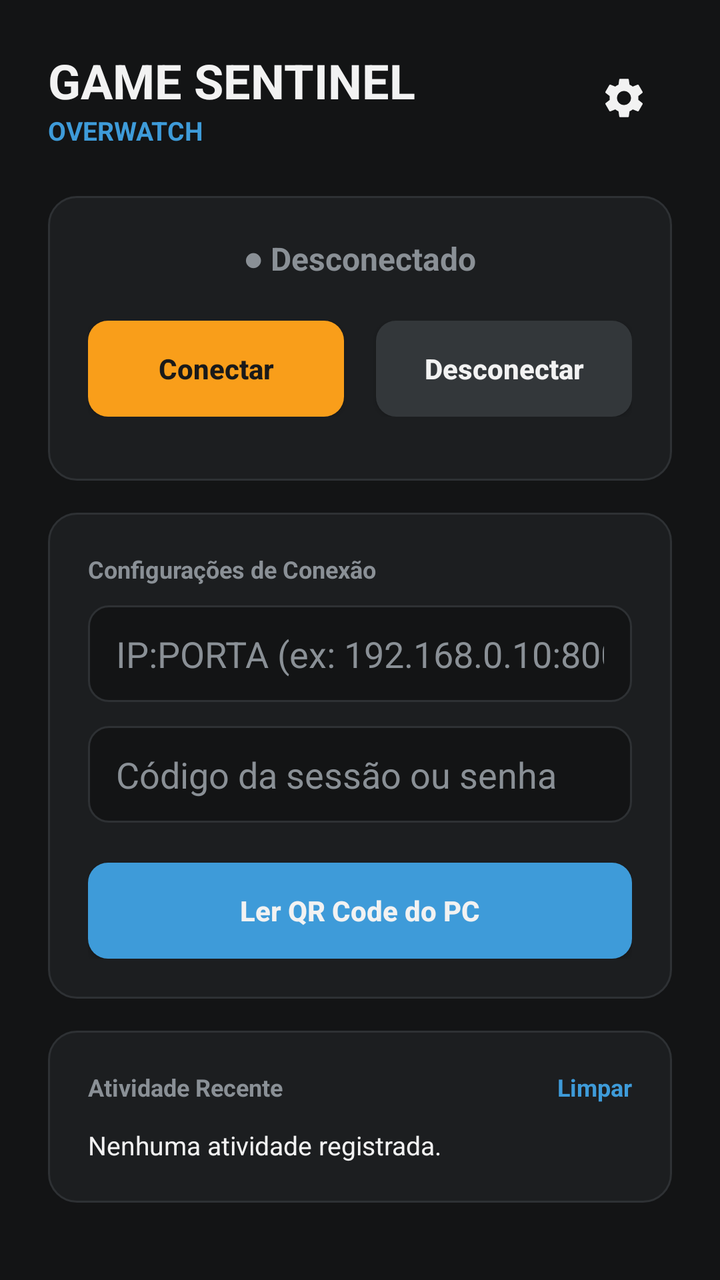
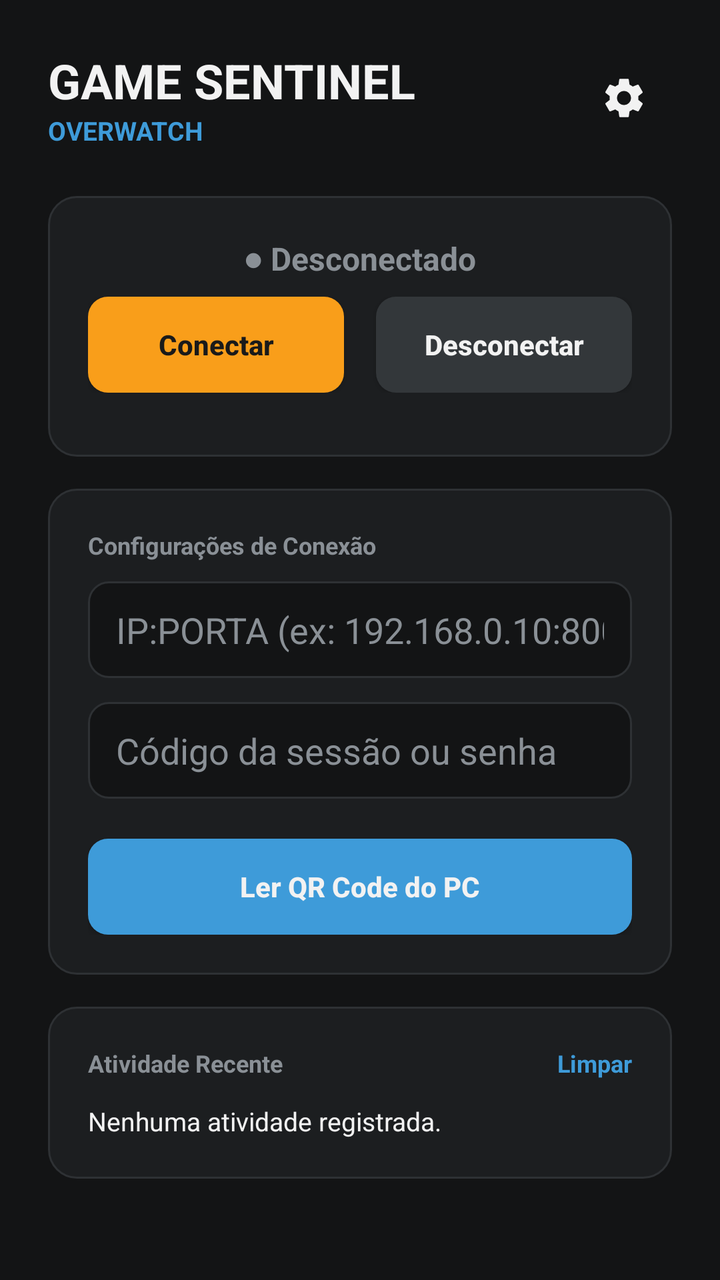

The first picture is an Android layout as it rendered before a commit; the second is the same layout after the commit. The layout source and the unified diff follow.
<!-- AndroidManifest.xml: application theme Theme.GameSentinel -->
<!-- res/layout/activity_main.xml -->
<?xml version="1.0" encoding="utf-8"?>
<ScrollView xmlns:android="http://schemas.android.com/apk/res/android"
    xmlns:app="http://schemas.android.com/apk/res-auto"
    android:layout_width="match_parent"
    android:layout_height="match_parent"
    android:background="@color/bg_app"
    android:fillViewport="true">

    <LinearLayout
        android:layout_width="match_parent"
        android:layout_height="wrap_content"
        android:orientation="vertical"
        android:padding="24dp">

        
        <RelativeLayout
            android:layout_width="match_parent"
            android:layout_height="wrap_content"
            android:layout_marginBottom="24dp">

            <LinearLayout
                android:layout_width="wrap_content"
                android:layout_height="wrap_content"
                android:orientation="vertical">

                <TextView
                    android:layout_width="wrap_content"
                    android:layout_height="wrap_content"
                    android:text="GAME SENTINEL"
                    android:textColor="@color/text_primary"
                    android:textSize="24sp"
                    android:textStyle="bold" />

                <TextView
                    android:layout_width="wrap_content"
                    android:layout_height="wrap_content"
                    android:text="OVERWATCH"
                    android:textColor="@color/blue"
                    android:textSize="13sp"
                    android:textStyle="bold" />
            </LinearLayout>

            <ImageButton
                android:id="@+id/btn_settings"
                android:layout_width="48dp"
                android:layout_height="48dp"
                android:layout_alignParentEnd="true"
                android:layout_centerVertical="true"
                android:background="?attr/selectableItemBackgroundBorderless"
                android:contentDescription="@string/settings_title"
                android:src="@drawable/ic_settings" />

        </RelativeLayout>

        <TextView
            android:id="@+id/txt_battery_warning"
            android:layout_width="match_parent"
            android:layout_height="wrap_content"
            android:layout_marginBottom="16dp"
            android:background="@drawable/bg_card"
            android:padding="12dp"
            android:text="@string/main_battery_warning"
            android:textColor="@color/yellow_alert"
            android:textSize="12sp"
            android:textStyle="bold"
            android:visibility="gone" />

        
        <LinearLayout
            android:layout_width="match_parent"
            android:layout_height="wrap_content"
            android:layout_marginBottom="16dp"
            android:background="@drawable/bg_card"
            android:gravity="center_horizontal"
            android:orientation="vertical"
            android:padding="20dp">

            <TextView
                android:id="@+id/label_status"
                android:layout_width="wrap_content"
                android:layout_height="wrap_content"
                android:layout_marginBottom="20dp"
                android:text="@string/status_desconectado"
                android:textColor="@color/text_muted"
                android:textSize="16sp"
                android:textStyle="bold" />

            
            <LinearLayout
                android:layout_width="match_parent"
                android:layout_height="wrap_content"
                android:orientation="horizontal"
                android:layout_marginBottom="12dp">

                <Button
                    android:id="@+id/btn_conectar"
                    android:layout_width="0dp"
                    android:layout_height="wrap_content"
                    android:layout_weight="1"
                    android:layout_marginEnd="8dp"
                    android:background="@drawable/btn_primary_bg"
                    app:backgroundTint="@null"
                    android:insetTop="0dp"
                    android:insetBottom="0dp"
                    android:text="@string/btn_conectar"
                    android:textAllCaps="false"
                    android:textColor="@color/orange_text_on"
                    android:textStyle="bold" />

                <Button
                    android:id="@+id/btn_desconectar"
                    android:layout_width="0dp"
                    android:layout_height="wrap_content"
                    android:layout_weight="1"
                    android:layout_marginStart="8dp"
                    android:background="@drawable/btn_neutral_bg"
                    app:backgroundTint="@null"
                    android:insetTop="0dp"
                    android:insetBottom="0dp"
                    android:text="@string/btn_desconectar"
                    android:textAllCaps="false"
                    android:textColor="@color/text_primary"
                    android:textStyle="bold" />
            </LinearLayout>

        </LinearLayout>

        
        <LinearLayout
            android:layout_width="match_parent"
            android:layout_height="wrap_content"
            android:layout_marginBottom="16dp"
            android:background="@drawable/bg_card"
            android:orientation="vertical"
            android:padding="20dp">

            <TextView
                android:layout_width="wrap_content"
                android:layout_height="wrap_content"
                android:layout_marginBottom="10dp"
                android:text="@string/config_conexao"
                android:textColor="@color/text_muted"
                android:textSize="12sp"
                android:textStyle="bold" />

            <EditText
                android:id="@+id/edit_ip"
                android:layout_width="match_parent"
                android:layout_height="wrap_content"
                android:background="@drawable/bg_input"
                android:hint="IP:PORTA (ex: 192.168.0.10:8000)"
                android:inputType="text"
                android:textColor="@color/text_primary"
                android:textColorHint="@color/text_muted" />

            <EditText
                android:id="@+id/edit_senha"
                android:layout_width="match_parent"
                android:layout_height="wrap_content"
                android:layout_marginTop="12dp"
                android:background="@drawable/bg_input"
                android:hint="Código da sessão ou senha"
                android:inputType="textPassword"
                android:textColor="@color/text_primary"
                android:textColorHint="@color/text_muted" />

            <Button
                android:id="@+id/btn_scan_qr"
                android:layout_width="match_parent"
                android:layout_height="wrap_content"
                android:layout_marginTop="20dp"
                android:background="@drawable/btn_secondary_bg"
                app:backgroundTint="@null"
                android:insetTop="0dp"
                android:insetBottom="0dp"
                android:paddingTop="12dp"
                android:paddingBottom="12dp"
                android:text="@string/btn_scan_qr"
                android:textAllCaps="false"
                android:textColor="@color/text_primary"
                android:textStyle="bold" />

        </LinearLayout>

        
        <LinearLayout
            android:layout_width="match_parent"
            android:layout_height="wrap_content"
            android:background="@drawable/bg_card"
            android:orientation="vertical"
            android:padding="20dp">

            <RelativeLayout
                android:layout_width="match_parent"
                android:layout_height="wrap_content"
                android:layout_marginBottom="12dp">

                <TextView
                    android:layout_width="wrap_content"
                    android:layout_height="wrap_content"
                    android:text="@string/history_section"
                    android:textColor="@color/text_muted"
                    android:textSize="12sp"
                    android:textStyle="bold" />

                <TextView
                    android:id="@+id/btn_clear_logs"
                    android:layout_width="wrap_content"
                    android:layout_height="wrap_content"
                    android:layout_alignParentEnd="true"
                    android:text="@string/btn_clear_history"
                    android:textColor="@color/blue"
                    android:textSize="12sp"
                    android:textStyle="bold"
                    android:clickable="true"
                    android:focusable="true" />
            </RelativeLayout>

            <TextView
                android:id="@+id/txt_logs"
                android:layout_width="match_parent"
                android:layout_height="wrap_content"
                android:text="@string/no_history"
                android:textColor="@color/text_primary"
                android:textSize="13sp"
                android:lineSpacingExtra="4dp" />

        </LinearLayout>

    </LinearLayout>
</ScrollView>
<!-- resources referenced by this layout -->
<resources>
  <color name="bg_app">#131415</color>
  <color name="blue">#3E9BD9</color>
  <color name="orange_text_on">#1A1A1A</color>
  <color name="text_muted">#8A9096</color>
  <color name="text_primary">#F2F2F2</color>
  <color name="yellow_alert">#FFC107</color>
  <!-- drawable bg_card (drawable) -->
  <?xml version="1.0" encoding="utf-8"?>
  <shape xmlns:android="http://schemas.android.com/apk/res/android" android:shape="rectangle">
      <solid android:color="@color/bg_card" />
      <corners android:radius="14dp" />
      <stroke android:width="1dp" android:color="@color/border_card" />
      <padding
          android:left="16dp"
          android:top="16dp"
          android:right="16dp"
          android:bottom="16dp" />
  </shape>
  <!-- drawable bg_input (drawable) -->
  <?xml version="1.0" encoding="utf-8"?>
  <shape xmlns:android="http://schemas.android.com/apk/res/android" android:shape="rectangle">
      <solid android:color="@color/bg_app" />
      <corners android:radius="10dp" />
      <stroke android:width="1dp" android:color="@color/border_card" />
      <padding
          android:left="14dp"
          android:top="12dp"
          android:right="14dp"
          android:bottom="12dp" />
  </shape>
  <!-- drawable btn_primary_bg (drawable) -->
  <?xml version="1.0" encoding="utf-8"?>
  <selector xmlns:android="http://schemas.android.com/apk/res/android">
      <item android:state_pressed="true">
          <shape android:shape="rectangle">
              <solid android:color="@color/orange_pressed" />
              <corners android:radius="10dp" />
          </shape>
      </item>
      <item>
          <shape android:shape="rectangle">
              <solid android:color="@color/orange" />
              <corners android:radius="10dp" />
          </shape>
      </item>
  </selector>
  <!-- drawable btn_secondary_bg (drawable) -->
  <?xml version="1.0" encoding="utf-8"?>
  <selector xmlns:android="http://schemas.android.com/apk/res/android">
      <item android:state_pressed="true">
          <shape android:shape="rectangle">
              <solid android:color="@color/blue_pressed" />
              <corners android:radius="10dp" />
          </shape>
      </item>
      <item>
          <shape android:shape="rectangle">
              <solid android:color="@color/blue" />
              <corners android:radius="10dp" />
          </shape>
      </item>
  </selector>
  <string name="btn_clear_history">Limpar</string>
  <string name="btn_conectar">Conectar</string>
  <string name="btn_desconectar">Desconectar</string>
  <string name="btn_scan_qr">Ler QR Code do PC</string>
  <string name="config_conexao">Configurações de Conexão</string>
  <string name="history_section">Atividade Recente</string>
  <string name="main_battery_warning">O Android pode fechar o app. Toque para corrigir.</string>
  <string name="no_history">Nenhuma atividade registrada.</string>
  <string name="settings_title">Configurações</string>
  <string name="status_desconectado">● Desconectado</string>
  <color name="bg_card">#1C1E20</color>
  <color name="border_card">#2E3134</color>
  <color name="gray_btn_pressed">#40454A</color>
  <color name="gray_btn">#33373A</color>
  <color name="orange_pressed">#D98014</color>
  <color name="orange">#F99E1A</color>
  <color name="blue_pressed">#2F7FB3</color>
  <!-- unchanged entries left out for length: 3 -->
</resources>

<!-- the commit's change to res/layout/activity_main.xml (unified diff, before → after) -->
@@ -26,9 +26,10 @@
                 <TextView
                     android:layout_width="wrap_content"
                     android:layout_height="wrap_content"
-                    android:text="GAME SENTINEL"
+                    android:text="@string/app_name"
                     android:textColor="@color/text_primary"
                     android:textSize="24sp"
+                    android:textAllCaps="true"
                     android:textStyle="bold" />
 
                 <TextView
@@ -79,11 +80,118 @@
                 android:id="@+id/label_status"
                 android:layout_width="wrap_content"
                 android:layout_height="wrap_content"
-                android:layout_marginBottom="20dp"
+                android:layout_marginBottom="8dp"
                 android:text="@string/status_desconectado"
                 android:textColor="@color/text_muted"
                 android:textSize="16sp"
                 android:textStyle="bold" />
+
+            <LinearLayout
+                android:id="@+id/container_active_game"
+                android:layout_width="wrap_content"
+                android:layout_height="wrap_content"
+                android:layout_marginBottom="12dp"
+                android:gravity="center_vertical"
+                android:orientation="horizontal"
+                android:visibility="gone">
+
+                <TextView
+                    android:layout_width="wrap_content"
+                    android:layout_height="wrap_content"
+                    android:text="@string/game_label"
+                    android:textColor="@color/text_muted"
+                    android:textSize="12sp"
+                    android:layout_marginEnd="6dp" />
+
+                <TextView
+                    android:id="@+id/txt_active_game"
+                    android:layout_width="wrap_content"
+                    android:layout_height="wrap_content"
+                    android:text="@string/game_waiting"
+                    android:textColor="@color/accent_overwatch"
+                    android:textSize="12sp"
+                    android:textStyle="bold" />
+            </LinearLayout>
+
+            
+            <LinearLayout
+                android:id="@+id/container_remote_control"
+                android:layout_width="match_parent"
+                android:layout_height="wrap_content"
+                android:layout_marginBottom="20dp"
+                android:orientation="vertical"
+                android:visibility="gone">
+
+                <View
+                    android:layout_width="match_parent"
+                    android:layout_height="1dp"
+                    android:background="@color/border_card"
+                    android:layout_marginBottom="16dp" />
+
+                <RelativeLayout
+                    android:layout_width="match_parent"
+                    android:layout_height="wrap_content"
+                    android:layout_marginBottom="12dp">
+
+                    <TextView
+                        android:layout_width="wrap_content"
+                        android:layout_height="wrap_content"
+                        android:text="@string/remote_control_label"
+                        android:textColor="@color/text_muted"
+                        android:textSize="11sp"
+                        android:textStyle="bold" />
+
+                    <TextView
+                        android:id="@+id/txt_pc_status"
+                        android:layout_width="wrap_content"
+                        android:layout_height="wrap_content"
+                        android:layout_alignParentEnd="true"
+                        android:text="@string/pc_status_none"
+                        android:textColor="@color/text_muted"
+                        android:textSize="11sp"
+                        android:textStyle="bold" />
+                </RelativeLayout>
+
+                <LinearLayout
+                    android:layout_width="match_parent"
+                    android:layout_height="wrap_content"
+                    android:orientation="horizontal">
+
+                    <Button
+                        android:id="@+id/btn_remote_start"
+                        android:layout_width="0dp"
+                        android:layout_height="wrap_content"
+                        android:layout_weight="1"
+                        android:layout_marginEnd="8dp"
+                        android:background="@drawable/btn_secondary_bg"
+                        app:backgroundTint="@null"
+                        android:insetTop="0dp"
+                        android:insetBottom="0dp"
+                        android:text="@string/btn_remote_start"
+                        android:textAllCaps="false"
+                        android:textColor="@color/text_primary"
+                        android:textStyle="bold"
+                        android:paddingTop="10dp"
+                        android:paddingBottom="10dp" />
+
+                    <Button
+                        android:id="@+id/btn_remote_stop"
+                        android:layout_width="0dp"
+                        android:layout_height="wrap_content"
+                        android:layout_weight="1"
+                        android:layout_marginStart="8dp"
+                        android:background="@drawable/btn_neutral_bg"
+                        app:backgroundTint="@null"
+                        android:insetTop="0dp"
+                        android:insetBottom="0dp"
+                        android:text="@string/btn_remote_stop"
+                        android:textAllCaps="false"
+                        android:textColor="@color/text_primary"
+                        android:textStyle="bold"
+                        android:paddingTop="10dp"
+                        android:paddingBottom="10dp" />
+                </LinearLayout>
+            </LinearLayout>
 
             
             <LinearLayout
@@ -196,12 +304,16 @@
                 android:layout_marginBottom="12dp">
 
                 <TextView
+                    android:id="@+id/btn_toggle_logs"
                     android:layout_width="wrap_content"
                     android:layout_height="wrap_content"
                     android:text="@string/history_section"
                     android:textColor="@color/text_muted"
                     android:textSize="12sp"
-                    android:textStyle="bold" />
+                    android:textStyle="bold"
+                    android:clickable="true"
+                    android:focusable="true"
+                    android:drawablePadding="8dp" />
 
                 <TextView
                     android:id="@+id/btn_clear_logs"
@@ -216,14 +328,22 @@
                     android:focusable="true" />
             </RelativeLayout>
 
-            <TextView
-                android:id="@+id/txt_logs"
-                android:layout_width="match_parent"
-                android:layout_height="wrap_content"
-                android:text="@string/no_history"
-                android:textColor="@color/text_primary"
-                android:textSize="13sp"
-                android:lineSpacingExtra="4dp" />
+            <LinearLayout
+                android:id="@+id/container_logs"
+                android:layout_width="match_parent"
+                android:layout_height="wrap_content"
+                android:orientation="vertical">
+
+                <TextView
+                    android:id="@+id/txt_logs"
+                    android:layout_width="match_parent"
+                    android:layout_height="wrap_content"
+                    android:text="@string/no_history"
+                    android:textColor="@color/text_primary"
+                    android:textSize="13sp"
+                    android:lineSpacingExtra="4dp" />
+
+            </LinearLayout>
 
         </LinearLayout>
 
<!-- resource entries referenced after the edit -->
@@ -1,5 +1,6 @@
 <!-- resources referenced by this layout -->
 <resources>
+  <color name="accent_overwatch">#F99E1A</color>
   <color name="bg_app">#131415</color>
   <color name="blue">#3E9BD9</color>
   <color name="orange_text_on">#1A1A1A</color>
@@ -62,14 +63,21 @@
           </shape>
       </item>
   </selector>
+  <string name="app_name">Game Sentinel</string>
   <string name="btn_clear_history">Limpar</string>
   <string name="btn_conectar">Conectar</string>
   <string name="btn_desconectar">Desconectar</string>
+  <string name="btn_remote_start">Iniciar PC</string>
+  <string name="btn_remote_stop">Parar PC</string>
   <string name="btn_scan_qr">Ler QR Code do PC</string>
   <string name="config_conexao">Configurações de Conexão</string>
+  <string name="game_label">Monitorando agora:</string>
+  <string name="game_waiting">Aguardando jogo…</string>
   <string name="history_section">Atividade Recente</string>
   <string name="main_battery_warning">O Android pode fechar o app. Toque para corrigir.</string>
   <string name="no_history">Nenhuma atividade registrada.</string>
+  <string name="pc_status_none">--</string>
+  <string name="remote_control_label">Controle Remoto (PC)</string>
   <string name="settings_title">Configurações</string>
   <string name="status_desconectado">● Desconectado</string>
   <color name="bg_card">#1C1E20</color>
